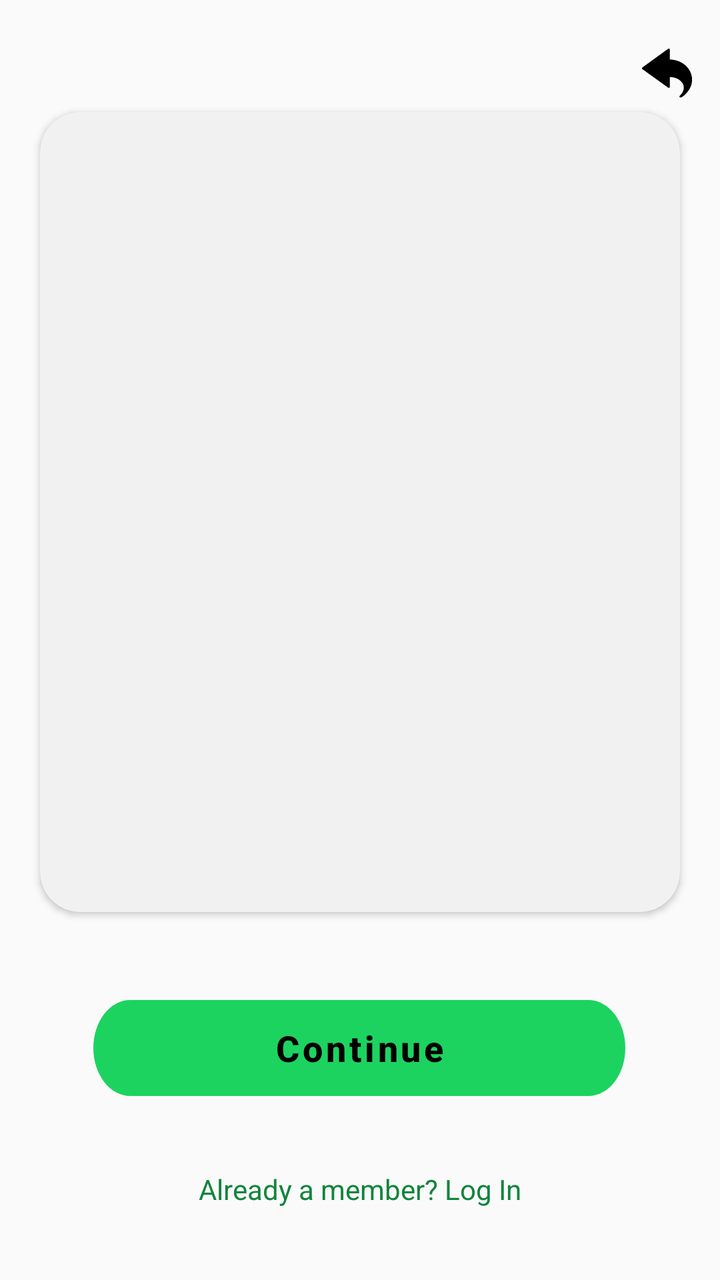
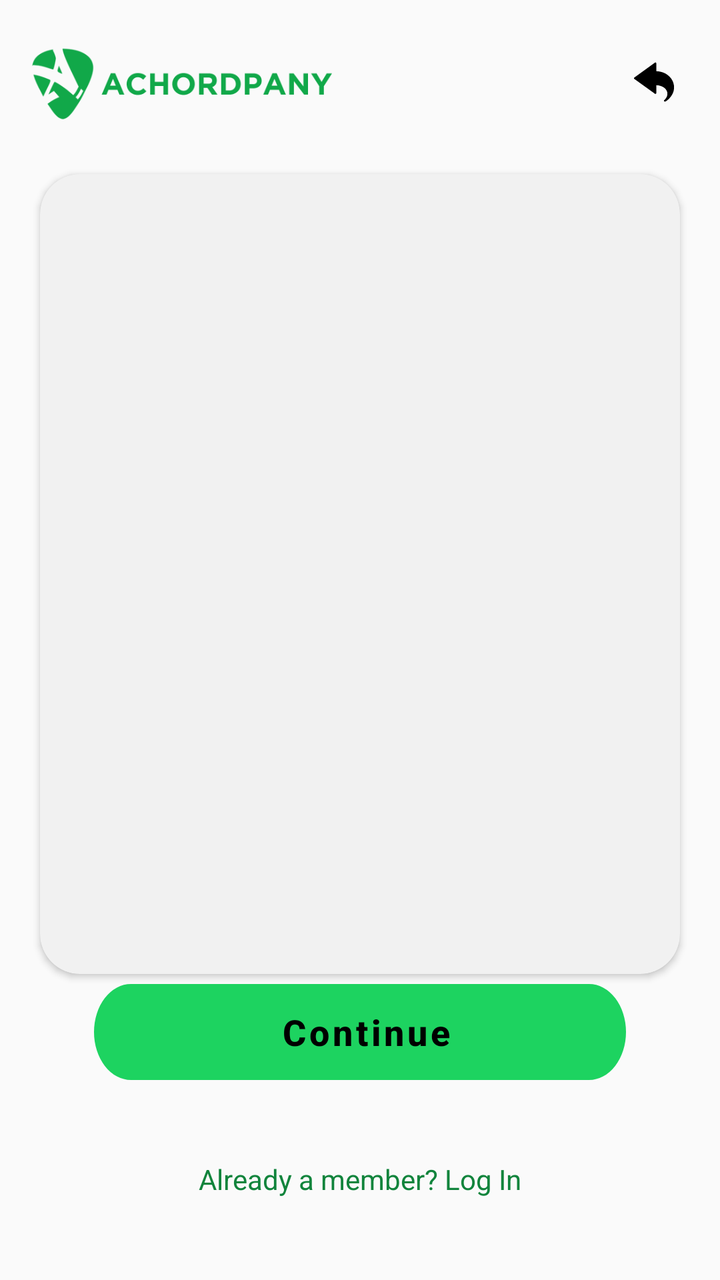

Compare the two renders of this Android layout. The source of the first and the diff that turns it into the second are given below.
<!-- AndroidManifest.xml: application theme Theme.Achordpany -->
<!-- res/layout/fragment_signup_step2.xml -->
<?xml version="1.0" encoding="utf-8"?>
<androidx.constraintlayout.widget.ConstraintLayout xmlns:android="http://schemas.android.com/apk/res/android"
    xmlns:app="http://schemas.android.com/apk/res-auto"
    xmlns:tools="http://schemas.android.com/tools"
    android:layout_width="match_parent"
    android:layout_height="match_parent"
    android:background="@color/background_light"
    tools:context="com.example.achordpany.MainActivity">

    

    

    <ImageView
        android:id="@+id/imageView"
        android:layout_width="25dp"
        android:layout_height="25dp"
        android:layout_marginTop="24dp"
        android:contentDescription="@string/image_description"
        app:layout_constraintEnd_toEndOf="parent"
        app:layout_constraintHorizontal_bias="0.958"
        app:layout_constraintStart_toStartOf="parent"
        app:layout_constraintTop_toTopOf="parent"
        app:srcCompat="@drawable/ic_return_black_24dp" />

    <ImageView
        android:id="@+id/logoImageView"
        android:layout_width="150dp"
        android:layout_height="70dp"
        android:layout_marginStart="16dp"
        android:layout_marginBottom="520dp"
        android:contentDescription="Logo"
        app:layout_constraintBottom_toTopOf="@+id/buttonLogin"
        app:layout_constraintStart_toStartOf="parent"
        app:srcCompat="@drawable/logo_light"
        tools:ignore="HardcodedText" />

    <androidx.cardview.widget.CardView
        android:layout_width="320dp"
        android:layout_height="400dp"
        android:layout_marginBottom="184dp"
        app:cardCornerRadius="20dp"
        app:cardBackgroundColor="#f1f1f1"
        app:layout_constraintBottom_toBottomOf="parent"
        app:layout_constraintEnd_toEndOf="parent"
        app:layout_constraintHorizontal_bias="0.496"
        app:layout_constraintStart_toStartOf="parent"
        tools:layout_editor_absoluteX="45dp">
    </androidx.cardview.widget.CardView>

    <Button
        android:id="@+id/buttonLogin"
        style="@style/RoundedButtonStyle"
        android:layout_marginBottom="92dp"
        android:text="Continue"
        android:textAllCaps="false"
        android:textColor="@color/black"
        android:textSize="18sp"
        android:textStyle="bold"
        app:layout_constraintBottom_toBottomOf="parent"
        app:layout_constraintEnd_toEndOf="parent"
        app:layout_constraintHorizontal_bias="0.496"
        app:layout_constraintStart_toStartOf="parent"
        tools:ignore="HardcodedText" />

    <TextView
        android:id="@+id/textNoAccount"
        android:layout_width="200dp"
        android:layout_height="wrap_content"
        android:layout_marginBottom="36dp"
        android:text="Already a member? Log In"
        android:textColor="#FF11843C"
        android:textSize="14sp"
        android:gravity="center"
        android:textAlignment="center"
        app:layout_constraintBottom_toBottomOf="parent"
        app:layout_constraintEnd_toEndOf="parent"
        app:layout_constraintHorizontal_bias="0.497"
        app:layout_constraintStart_toStartOf="parent"
        tools:ignore="HardcodedText,TextSizeCheck" />

</androidx.constraintlayout.widget.ConstraintLayout>
<!-- resources referenced by this layout -->
<resources>
  <color name="background_light">#FFFAFAFA</color>
  <color name="black">#FF000000</color>
  <!-- drawable ic_return_black_24dp: vector/xml drawable (drawable, 4053 chars, omitted) -->
  <!-- drawable logo_light: png bitmap (drawable, 13407 bytes) -->
  <string name="image_description">Return</string>
  <style name="RoundedButtonStyle">
          <item name="android:background">@drawable/btn_login_light</item>
          <item name="android:textColor">#FFFFFF</item> 
          <item name="android:textSize">16sp</item> 
          <item name="android:layout_width">wrap_content</item>
          <item name="android:layout_height">wrap_content</item>
      </style>
  <style name="Theme.Achordpany" parent="Theme.MaterialComponents.DayNight.NoActionBar">
          
          <item name="android:windowBackground">@color/background_light</item>
          
          <item name="colorPrimary">@color/light_green</item>
          <item name="colorPrimaryVariant">@color/light_green_700</item>
          <item name="colorOnPrimary">@color/text_dark</item>
          
          <item name="colorSecondary">@color/dark_green_200</item>
          <item name="colorSecondaryVariant">@color/dark_green_700</item>
          <item name="colorOnSecondary">@color/text_dark</item>
          
          <item name="android:statusBarColor">?attr/colorPrimaryVariant</item>
          
          <item name="bottomNavigationStyle">@style/Widget.BottomNavigationView</item>
  
      </style>
  <!-- drawable btn_login_light (drawable) -->
  <vector xmlns:android="http://schemas.android.com/apk/res/android"
      android:width="266dp"
      android:height="37dp"
      android:viewportWidth="266"
      android:viewportHeight="37">
    <path
        android:pathData="M18.5,0L247.5,0A18.5,18.5 0,0 1,266 18.5L266,18.5A18.5,18.5 0,0 1,247.5 37L18.5,37A18.5,18.5 0,0 1,0 18.5L0,18.5A18.5,18.5 0,0 1,18.5 0z"
        android:fillColor="#00DB4D"/>
  </vector>
  <color name="light_green">#FF1DD360</color>
  <color name="light_green_700">#FF11843C</color>
  <color name="text_dark">#FF121212</color>
  <color name="dark_green_200">#FFAEFFCB</color>
  <color name="dark_green_700">#FF009635</color>
  <style name="Widget.BottomNavigationView" parent="Widget.MaterialComponents.BottomNavigationView">
          <item name="itemIconTint">@color/bottom_nav_color</item>
          <item name="itemTextColor">@color/bottom_nav_color</item>
      </style>
</resources>

<!-- the commit's change to res/layout/fragment_signup_step2.xml (unified diff, before → after) -->
@@ -8,75 +8,82 @@
     tools:context="com.example.achordpany.MainActivity">
 
     
+    <RelativeLayout
+        android:id="@+id/headerLayout"
+        android:layout_width="match_parent"
+        android:layout_height="wrap_content"
+        android:padding="6dp"
+        app:layout_constraintTop_toTopOf="parent">
 
-    
+        
+        <ImageView
+            android:id="@+id/logoImageView"
+            android:layout_width="150dp"
+            android:layout_height="70dp"
+            android:layout_marginStart="10dp"
+            android:contentDescription="Logo"
+            android:src="@drawable/logo_light"
+            tools:ignore="HardcodedText" />
 
-    <ImageView
-        android:id="@+id/imageView"
-        android:layout_width="25dp"
-        android:layout_height="25dp"
-        android:layout_marginTop="24dp"
-        android:contentDescription="@string/image_description"
-        app:layout_constraintEnd_toEndOf="parent"
-        app:layout_constraintHorizontal_bias="0.958"
-        app:layout_constraintStart_toStartOf="parent"
-        app:layout_constraintTop_toTopOf="parent"
-        app:srcCompat="@drawable/ic_return_black_24dp" />
-
-    <ImageView
-        android:id="@+id/logoImageView"
-        android:layout_width="150dp"
-        android:layout_height="70dp"
-        android:layout_marginStart="16dp"
-        android:layout_marginBottom="520dp"
-        android:contentDescription="Logo"
-        app:layout_constraintBottom_toTopOf="@+id/buttonLogin"
-        app:layout_constraintStart_toStartOf="parent"
-        app:srcCompat="@drawable/logo_light"
-        tools:ignore="HardcodedText" />
+        
+        <ImageButton
+            android:id="@+id/btnBack"
+            android:layout_width="36dp"
+            android:layout_height="36dp"
+            android:layout_marginEnd="9dp"
+            android:layout_alignParentEnd="true"
+            android:layout_centerVertical="true"
+            android:background="?attr/selectableItemBackgroundBorderless"
+            android:contentDescription="@string/back"
+            android:scaleType="centerInside"
+            android:padding="8dp"
+            android:src="@drawable/ic_return_black_36dp"/>
+    </RelativeLayout>
 
     <androidx.cardview.widget.CardView
         android:layout_width="320dp"
         android:layout_height="400dp"
-        android:layout_marginBottom="184dp"
+        app:cardBackgroundColor="#f1f1f1"
         app:cardCornerRadius="20dp"
-        app:cardBackgroundColor="#f1f1f1"
-        app:layout_constraintBottom_toBottomOf="parent"
+        app:layout_constraintBottom_toTopOf="@+id/btnContinue"
         app:layout_constraintEnd_toEndOf="parent"
-        app:layout_constraintHorizontal_bias="0.496"
         app:layout_constraintStart_toStartOf="parent"
-        tools:layout_editor_absoluteX="45dp">
+        app:layout_constraintTop_toBottomOf="@+id/headerLayout">
+
     </androidx.cardview.widget.CardView>
 
+    
     <Button
-        android:id="@+id/buttonLogin"
+        android:id="@+id/btnContinue"
         style="@style/RoundedButtonStyle"
-        android:layout_marginBottom="92dp"
-        android:text="Continue"
+        android:layout_marginStart="70dp"
+        android:layout_marginEnd="70dp"
+        android:layout_marginBottom="100dp"
+        android:text=" Continue"
+        android:textSize="18sp"
+        android:textStyle="bold"
         android:textAllCaps="false"
         android:textColor="@color/black"
-        android:textSize="18sp"
-        android:textStyle="bold"
         app:layout_constraintBottom_toBottomOf="parent"
+        app:layout_constraintStart_toStartOf="parent"
         app:layout_constraintEnd_toEndOf="parent"
-        app:layout_constraintHorizontal_bias="0.496"
-        app:layout_constraintStart_toStartOf="parent"
         tools:ignore="HardcodedText" />
 
+    
     <TextView
-        android:id="@+id/textNoAccount"
-        android:layout_width="200dp"
+        android:id="@+id/textHaveAccount"
+        android:layout_width="wrap_content"
         android:layout_height="wrap_content"
-        android:layout_marginBottom="36dp"
+        android:layout_marginTop="40dp"
+        android:clickable="true"
+        android:focusable="true"
+        android:importantForAccessibility="yes"
         android:text="Already a member? Log In"
         android:textColor="#FF11843C"
         android:textSize="14sp"
-        android:gravity="center"
-        android:textAlignment="center"
-        app:layout_constraintBottom_toBottomOf="parent"
+        app:layout_constraintStart_toStartOf="parent"
         app:layout_constraintEnd_toEndOf="parent"
-        app:layout_constraintHorizontal_bias="0.497"
-        app:layout_constraintStart_toStartOf="parent"
-        tools:ignore="HardcodedText,TextSizeCheck" />
+        app:layout_constraintTop_toBottomOf="@id/btnContinue"
+        tools:ignore="HardcodedText,ContentDescription,LabelFor,TextSizeCheck" />
 
 </androidx.constraintlayout.widget.ConstraintLayout>
<!-- resource entries referenced after the edit -->
@@ -2,9 +2,9 @@
 <resources>
   <color name="background_light">#FFFAFAFA</color>
   <color name="black">#FF000000</color>
-  <!-- drawable ic_return_black_24dp: vector/xml drawable (drawable, 4053 chars, omitted) -->
+  <!-- drawable ic_return_black_36dp: vector/xml drawable (drawable, 4055 chars, omitted) -->
   <!-- drawable logo_light: png bitmap (drawable, 13407 bytes) -->
-  <string name="image_description">Return</string>
+  <string name="back">Back</string>
   <style name="RoundedButtonStyle">
           <item name="android:background">@drawable/btn_login_light</item>
           <item name="android:textColor">#FFFFFF</item> 
